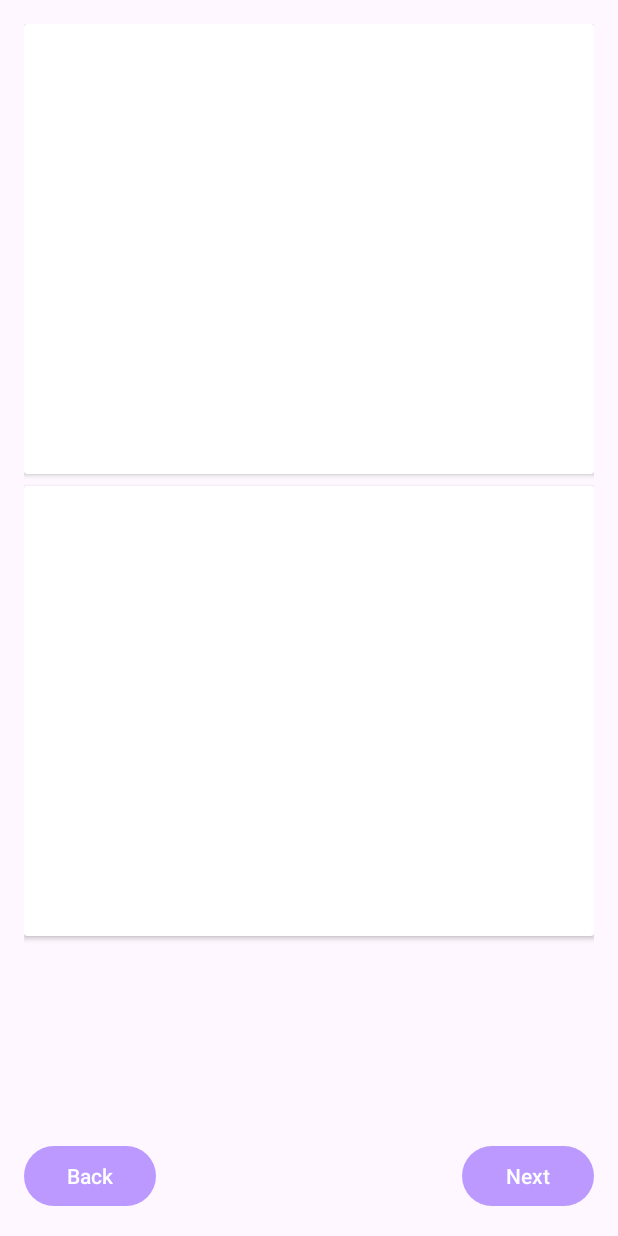
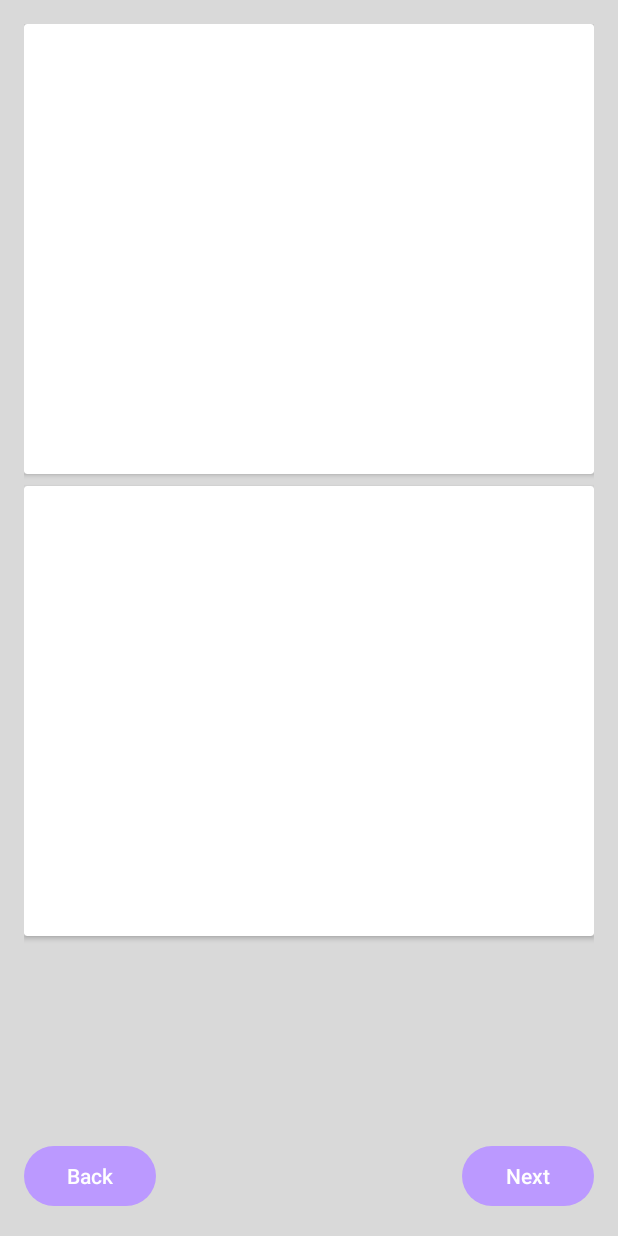
Before and after one commit to MohamedTababi-GitH/Flashcards, an Android app: the FlashcardActivity screen opened directly, with no data from a screen before it, on a phone screen of 412 x 824 dp. Run offline under Robolectric (Android 15) with nearby library versions, the phone set to English and light mode, and no system bars; 1 statement that could not run was skipped.

Commit message:
minor changes

```diff
--- a/app/src/main/java/org/thu/flashcards/DeckListAdapter.java
+++ b/app/src/main/java/org/thu/flashcards/DeckListAdapter.java
@@ -77,7 +77,6 @@ public class DeckListAdapter extends BaseAdapter {
             }
         });
 
-
         btnStats.setOnClickListener(v -> {
             int cardCount = entry.getFlashcards().size();
             int studyCount = entry.getStudyCount();
--- a/app/src/main/java/org/thu/flashcards/Dialogue.java
+++ b/app/src/main/java/org/thu/flashcards/Dialogue.java
@@ -36,13 +36,12 @@ public class Dialogue {
         builder.setTitle("Clear List");
         builder.setMessage("Are you sure you want to clear all decks");
         builder.setPositiveButton("Yes", (dialog, which) -> {
-            // Clear the list
             DeckEntry.DeckEntries.clear();
             adapter.notifyDataSetChanged();
             Toast.makeText(context, "list cleared", Toast.LENGTH_SHORT).show();
         });
         builder.setNegativeButton("No", (dialog, which) -> {
-            dialog.dismiss(); // Dismiss the dialog
+            dialog.dismiss();
         });
         AlertDialog alertDialog = builder.create();
         alertDialog.show();
--- a/app/src/main/res/layout/activity_flashcard.xml
+++ b/app/src/main/res/layout/activity_flashcard.xml
@@ -5,7 +5,9 @@
     android:layout_width="match_parent"
     android:layout_height="match_parent"
     android:orientation="vertical"
-    android:padding="16dp">
+    android:padding="16dp"
+    android:background="@color/flashcard_act"
+    >
 
     <androidx.cardview.widget.CardView
         android:id="@+id/cardView1"
--- a/app/src/main/res/values/colors.xml
+++ b/app/src/main/res/values/colors.xml
@@ -5,6 +5,7 @@
     <color name="purple">#bb99ff</color>
     <color name="red">#e60000</color>
     <color name="blue">#4356E6</color>
+    <color name="flashcard_act">#d9d9d9</color>
     <color name="my_light_primary">#4356E6</color>
     <color name="card_background">#999999</color>
 </resources>
```
Also changed, not shown: app/src/main/java/org/thu/flashcards/MainActivity.java (+9 -0 lines).
